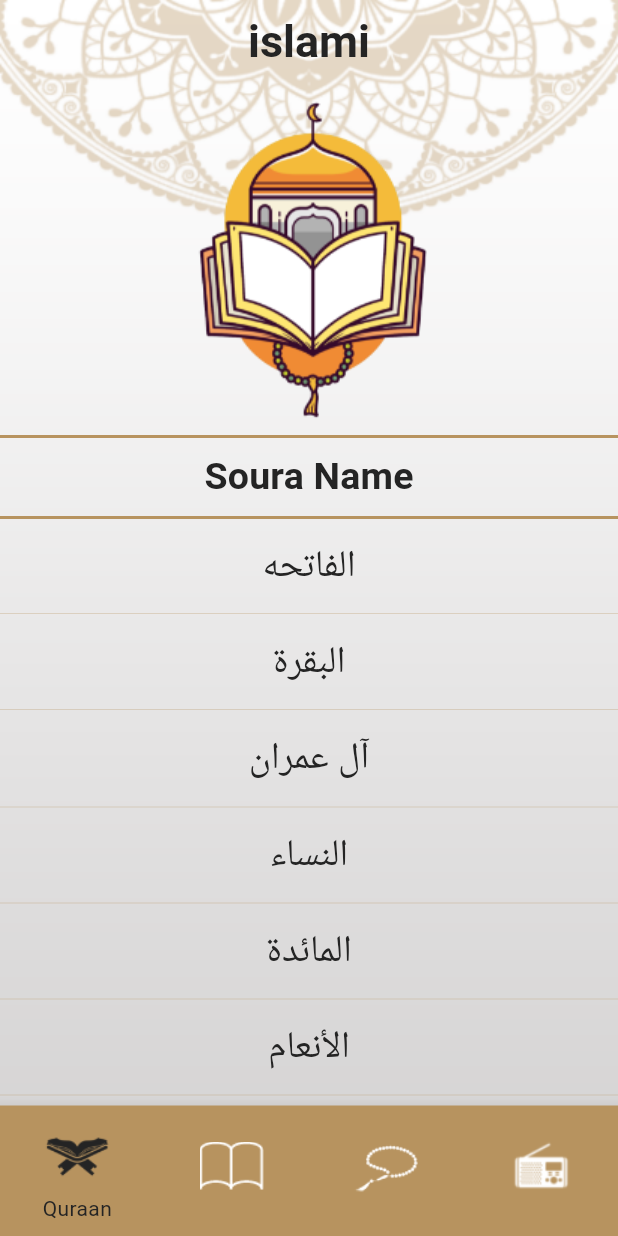
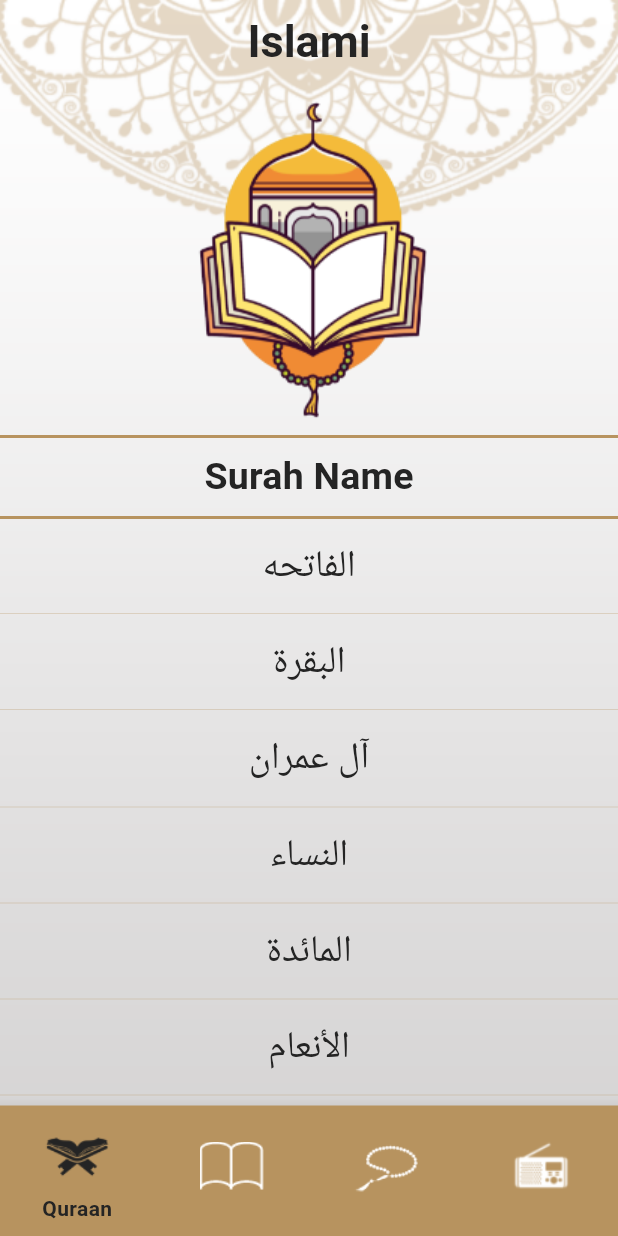
Before and after one commit to HaythamHany95/Islami, a Flutter app: the screen it shows after launch, on a phone screen of 412 x 824 dp. Run offline on Flutter 3.47's test engine with Material 3 defaults, Android fonts, the phone set to English and light mode, and no system bars; generated files the repository leaves out were written again.

Commit message:
'commit 7' +Apply Localizations

```diff
--- /dev/null
+++ b/l10n.yaml
@@ -0,0 +1,3 @@
+arb-dir: lib/l10n
+template-arb-file: app_en.arb
+output-localization-file: app_localizations.dart
--- a/lib/main.dart
+++ b/lib/main.dart
@@ -3,6 +3,9 @@ import 'package:islami_app/screens/tabs/hadeth/hadeth_screen.dart';
 import 'package:islami_app/screens/tabs/quraan/surah_screen.dart';
 import 'package:islami_app/screens/tabs/tabs_screen.dart';
 import 'package:islami_app/utilities/mytheme.dart';
+
+/// Localization import
+import 'package:flutter_gen/gen_l10n/app_localizations.dart';
 
 void main() {
   runApp(const MyApp());
@@ -22,6 +25,9 @@ class MyApp extends StatelessWidget {
         SurahScreen.routeName: (context) => const SurahScreen(),
         HadethScreen.routeName: (context) => const HadethScreen()
       },
+      locale: const Locale("en"),
+      localizationsDelegates: AppLocalizations.localizationsDelegates,
+      supportedLocales: AppLocalizations.supportedLocales,
     );
   }
 }
--- a/lib/screens/tabs/hadeth/hadeth_screen.dart
+++ b/lib/screens/tabs/hadeth/hadeth_screen.dart
@@ -1,6 +1,9 @@
 import 'package:flutter/material.dart';
 import 'package:islami_app/screens/tabs/hadeth/models/hadeth.dart';
 import 'package:islami_app/screens/tabs/quraan/widgets/content_card.dart';
+
+/// Localization import
+import 'package:flutter_gen/gen_l10n/app_localizations.dart';
 
 class HadethScreen extends StatefulWidget {
   static const String routeName = "hadeth_screen";
@@ -27,7 +30,7 @@ class _HadethScreenState extends State<HadethScreen> {
       Scaffold(
         appBar: AppBar(
           title: Text(
-            "islami",
+            AppLocalizations.of(context)!.app_title,
             style: Theme.of(context).textTheme.titleLarge,
           ),
         ),
--- a/lib/screens/tabs/hadeth/hadeth_tab.dart
+++ b/lib/screens/tabs/hadeth/hadeth_tab.dart
@@ -3,6 +3,9 @@ import 'package:flutter/services.dart';
 import 'package:islami_app/screens/tabs/hadeth/hadeth_screen.dart';
 import 'package:islami_app/screens/tabs/hadeth/models/hadeth.dart';
 import 'package:islami_app/utilities/mytheme.dart';
+
+/// Localization import
+import 'package:flutter_gen/gen_l10n/app_localizations.dart';
 
 class HadethTab extends StatefulWidget {
   const HadethTab({super.key});
@@ -46,7 +49,7 @@ class _HadethTabState extends State<HadethTab> {
           color: MyTheme.primaryLightColor,
         ),
         Text(
-          "Ahadeth",
+          AppLocalizations.of(context)!.alhadeth,
           style: Theme.of(context).textTheme.titleMedium,
         ),
         Divider(
--- a/lib/screens/tabs/quraan/quraan_tab.dart
+++ b/lib/screens/tabs/quraan/quraan_tab.dart
@@ -2,6 +2,9 @@ import 'package:flutter/material.dart';
 import 'package:islami_app/screens/tabs/quraan/models/surah.dart';
 import 'package:islami_app/screens/tabs/quraan/surah_screen.dart';
 import 'package:islami_app/utilities/mytheme.dart';
+
+/// Localization import
+import 'package:flutter_gen/gen_l10n/app_localizations.dart';
 
 class QuraanTab extends StatelessWidget {
   QuraanTab({super.key});
@@ -137,7 +140,7 @@ class QuraanTab extends StatelessWidget {
           color: MyTheme.primaryLightColor,
         ),
         Text(
-          "Soura Name",
+          AppLocalizations.of(context)!.surah_name,
           style: Theme.of(context).textTheme.titleMedium,
         ),
         Divider(
--- a/lib/screens/tabs/quraan/surah_screen.dart
+++ b/lib/screens/tabs/quraan/surah_screen.dart
@@ -2,7 +2,9 @@ import 'package:flutter/material.dart';
 import 'package:flutter/services.dart';
 import 'package:islami_app/screens/tabs/quraan/models/surah.dart';
 import 'package:islami_app/screens/tabs/quraan/widgets/content_card.dart';
-import 'package:islami_app/utilities/mytheme.dart';
+
+/// Localization import
+import 'package:flutter_gen/gen_l10n/app_localizations.dart';
 
 class SurahScreen extends StatefulWidget {
   static const String routeName = "surah_screen";
@@ -45,7 +47,7 @@ class _SurahScreenState extends State<SurahScreen> {
       Scaffold(
         appBar: AppBar(
           title: Text(
-            "islami",
+            AppLocalizations.of(context)!.app_title,
             style: Theme.of(context).textTheme.titleLarge,
           ),
         ),
--- a/lib/screens/tabs/sebha/sebha_tab.dart
+++ b/lib/screens/tabs/sebha/sebha_tab.dart
@@ -1,5 +1,8 @@
 import 'package:flutter/material.dart';
 import 'package:islami_app/screens/tabs/sebha/widgets/sebha_stack.dart';
+
+/// Localization import
+import 'package:flutter_gen/gen_l10n/app_localizations.dart';
 
 class SebhaTab extends StatefulWidget {
   const SebhaTab({super.key});
@@ -54,7 +57,7 @@ class _SebhaTabState extends State<SebhaTab> {
                 child: SebhaStack(turns: _turns)),
           ),
           Text(
-            "Tasbeh Count",
+            AppLocalizations.of(context)!.tasbeh_count,
             style: Theme.of(context).textTheme.titleMedium,
             textAlign: TextAlign.center,
           ),
--- a/lib/screens/tabs/tabs_screen.dart
+++ b/lib/screens/tabs/tabs_screen.dart
@@ -4,6 +4,9 @@ import 'package:islami_app/screens/tabs/quraan/quraan_tab.dart';
 import 'package:islami_app/screens/tabs/radio/radio_tab.dart';
 import 'package:islami_app/screens/tabs/sebha/sebha_tab.dart';
 import 'package:islami_app/screens/tabs/widgets/app_navbar.dart';
+
+/// Localization import
+import 'package:flutter_gen/gen_l10n/app_localizations.dart';
 
 class TabsScreen extends StatefulWidget {
   static const String routeName = "tabs_screen";
@@ -35,7 +38,7 @@ class _TabsScreenState extends State<TabsScreen> {
         Scaffold(
           appBar: AppBar(
             title: Text(
-              "islami",
+              AppLocalizations.of(context)!.app_title,
               style: Theme.of(context).textTheme.titleLarge,
             ),
           ),
--- a/lib/screens/tabs/widgets/app_navbar.dart
+++ b/lib/screens/tabs/widgets/app_navbar.dart
@@ -1,5 +1,8 @@
 import 'package:flutter/material.dart';
 import 'package:islami_app/utilities/mytheme.dart';
+
+/// Localization import
+import 'package:flutter_gen/gen_l10n/app_localizations.dart';
 
 class AppBottomNavigationBar extends StatelessWidget {
   final int currenIndex;
@@ -13,31 +16,32 @@ class AppBottomNavigationBar extends StatelessWidget {
     return Theme(
       data: Theme.of(context).copyWith(canvasColor: MyTheme.primaryLightColor),
       child: BottomNavigationBar(
+        selectedLabelStyle: const TextStyle(fontWeight: FontWeight.bold),
         currentIndex: currenIndex,
         onTap: onTap,
-        items: const [
+        items: [
           BottomNavigationBarItem(
-              icon: ImageIcon(
+              icon: const ImageIcon(
                 AssetImage("assets/images/icon_quran.png"),
                 size: 50,
               ),
-              label: "Quraan"),
+              label: AppLocalizations.of(context)!.quraan),
           BottomNavigationBarItem(
-              icon: ImageIcon(
+              icon: const ImageIcon(
                 AssetImage("assets/images/icon_hadeth.png"),
               ),
-              label: "Ahadeth"),
+              label: AppLocalizations.of(context)!.ahadeth),
           BottomNavigationBarItem(
-              icon: ImageIcon(
+              icon: const ImageIcon(
                 AssetImage("assets/images/icon_sebha.png"),
                 size: 52,
               ),
-              label: "Sebha"),
+              label: AppLocalizations.of(context)!.sebha),
           BottomNavigationBarItem(
-              icon: ImageIcon(
+              icon: const ImageIcon(
                 AssetImage("assets/images/icon_radio.png"),
               ),
-              label: "Radio"),
+              label: AppLocalizations.of(context)!.radio),
         ],
       ),
     );
```
Also changed, not shown: lib/l10n/app_ar.arb (added, +16 -0 lines), lib/l10n/app_en.arb (added, +16 -0 lines), pubspec.yaml (+11 -43 lines), pubspec.lock.
